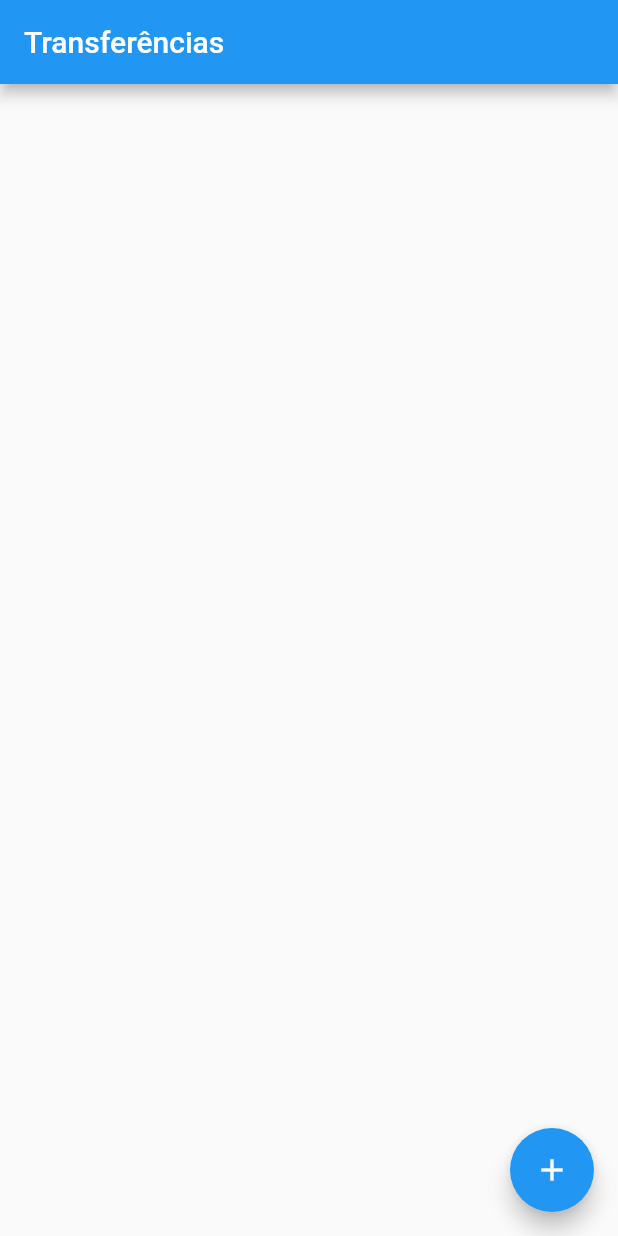
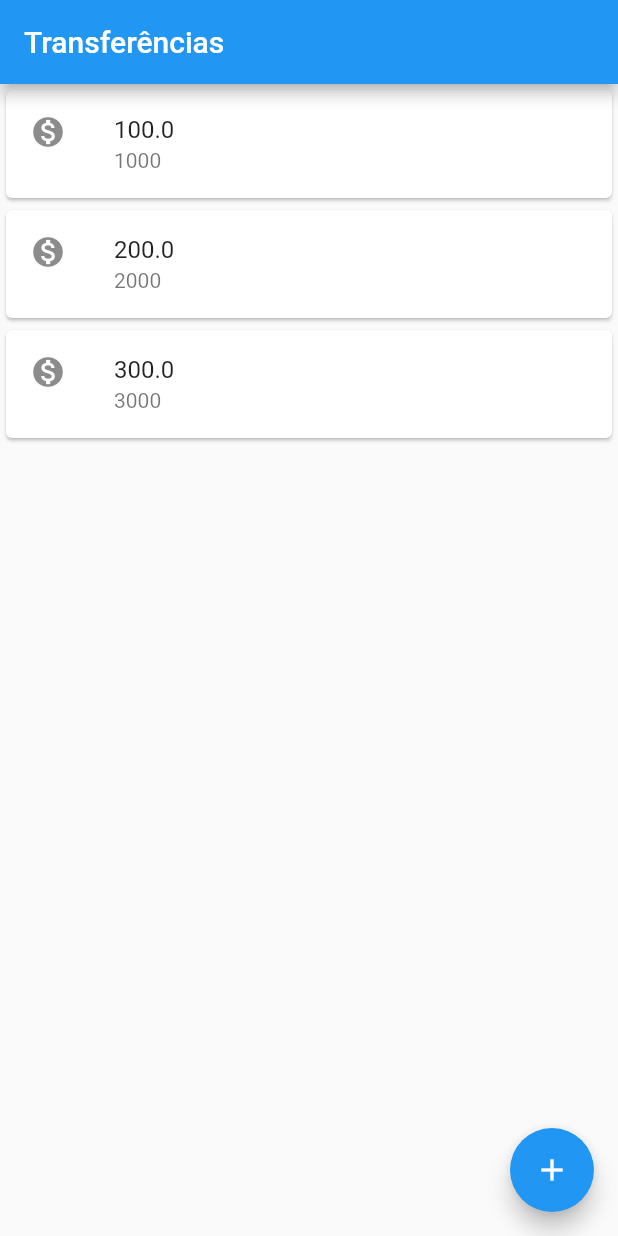
Before and after one commit to srlacerda/flutter-01, a Flutter app: the screen it shows after launch, on a phone screen of 412 x 824 dp. Run offline on Flutter 3.47's test engine with Material 2 defaults, Android fonts, the phone set to English and light mode, and no system bars.

Commit message:
implementando layout com Widgets

```diff
--- a/bytebank/lib/main.dart
+++ b/bytebank/lib/main.dart
@@ -2,9 +2,50 @@ import 'package:flutter/material.dart';
 
 void main() => runApp(MaterialApp(
       home: Scaffold(
-    appBar: AppBar(title: Text('Transferências'),),
+        body: ListaTransferencias(),
+        appBar: AppBar(
+          title: Text('Transferências'),
+        ),
         floatingActionButton: FloatingActionButton(
           child: Icon(Icons.add),
         ),
       ),
     ));
+
+class ListaTransferencias extends StatelessWidget {
+  @override
+  Widget build(BuildContext context) {
+    return Column(
+      children: <Widget>[
+        ItemTransferencia(Transferencia(100.0, 1000)),
+        ItemTransferencia(Transferencia(200.0, 2000)),
+        ItemTransferencia(Transferencia(300.0, 3000)),
+      ],
+    );
+  }
+}
+
+class ItemTransferencia extends StatelessWidget {
+  final Transferencia _transferencia;
+
+  ItemTransferencia(this._transferencia);
+
+  @override
+  Widget build(BuildContext context) {
+    // TODO: implement build
+    return Card(
+      child: ListTile(
+        leading: Icon(Icons.monetization_on),
+        title: Text(_transferencia.valor.toString()),
+        subtitle: Text(_transferencia.numeroConta.toString()),
+      ),
+    );
+  }
+}
+
+class Transferencia {
+  final double valor;
+  final int numeroConta;
+
+  Transferencia(this.valor, this.numeroConta);
+}
```
Lines whose indentation alone changed are shown as unchanged.
